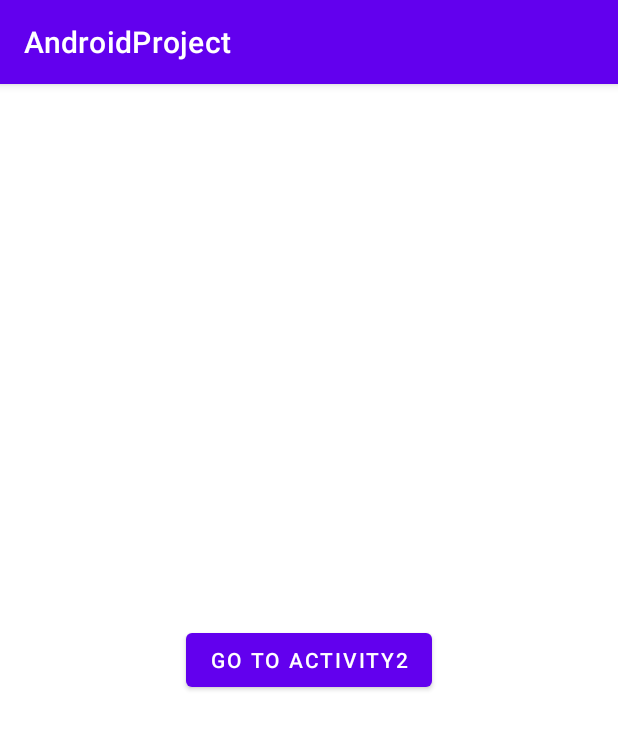
After one commit to IgorBr777/AndroidProject, an Android app: the MainActivity2 screen opened directly, with no data from a screen before it, on a phone screen of 412 x 824 dp. The commit adds this screen. Shown: the top 729 px of the screen. Run offline under Robolectric (Android 15) with nearby library versions, the phone set to English and light mode, and no system bars.

Commit message:
Lesson16 AndroidActivity

```diff
--- /dev/null
+++ b/app/src/main/java/com/example/androidproject/MainActivity2.kt
@@ -0,0 +1,23 @@
+package com.example.androidproject
+
+import android.content.Intent
+import androidx.appcompat.app.AppCompatActivity
+import android.os.Bundle
+import android.widget.Button
+
+class MainActivity2 : AppCompatActivity() {
+    override fun onCreate(savedInstanceState: Bundle?) {
+        super.onCreate(savedInstanceState)
+        setContentView(R.layout.activity_main2)
+
+        val btnGoToActivity3 = findViewById<Button>(R.id.btnGoToActivity3)
+
+        btnGoToActivity3.setOnClickListener {
+            startActivity(Intent(this, MainActivity3::class.java))
+
+
+        }
+
+
+    }
+}
--- /dev/null
+++ b/app/src/main/res/layout/activity_main2.xml
@@ -0,0 +1,21 @@
+<?xml version="1.0" encoding="utf-8"?>
+<androidx.constraintlayout.widget.ConstraintLayout xmlns:android="http://schemas.android.com/apk/res/android"
+    xmlns:app="http://schemas.android.com/apk/res-auto"
+    xmlns:tools="http://schemas.android.com/tools"
+    android:layout_width="match_parent"
+    android:layout_height="match_parent"
+    tools:context=".MainActivity2">
+
+    <Button
+        android:id="@+id/btnGoToActivity3"
+        android:layout_width="wrap_content"
+        android:layout_height="wrap_content"
+        android:text="Go to activity2"
+        app:layout_constraintBottom_toBottomOf="parent"
+        app:layout_constraintEnd_toEndOf="parent"
+        app:layout_constraintStart_toStartOf="parent"
+        app:layout_constraintTop_toTopOf="parent" />
+
+
+
+</androidx.constraintlayout.widget.ConstraintLayout>
```
Also changed, not shown: app/src/main/AndroidManifest.xml (+18 -7 lines), app/src/main/java/com/example/androidproject/MainActivity.kt (+21 -0 lines), app/src/main/java/com/example/androidproject/MainActivity3.kt (added, +11 -0 lines), app/src/main/java/com/example/androidproject/kotlin/Lesson15.kt (added, +33 -0 lines), app/src/main/java/com/example/androidproject/kotlin/Lesson15Compan.kt (added, +37 -0 lines), app/src/main/java/com/example/androidproject/kotlin/Lesson16.kt (added, +59 -0 lines), app/src/main/res/layout/activity_main3.xml (added, +9 -0 lines).
